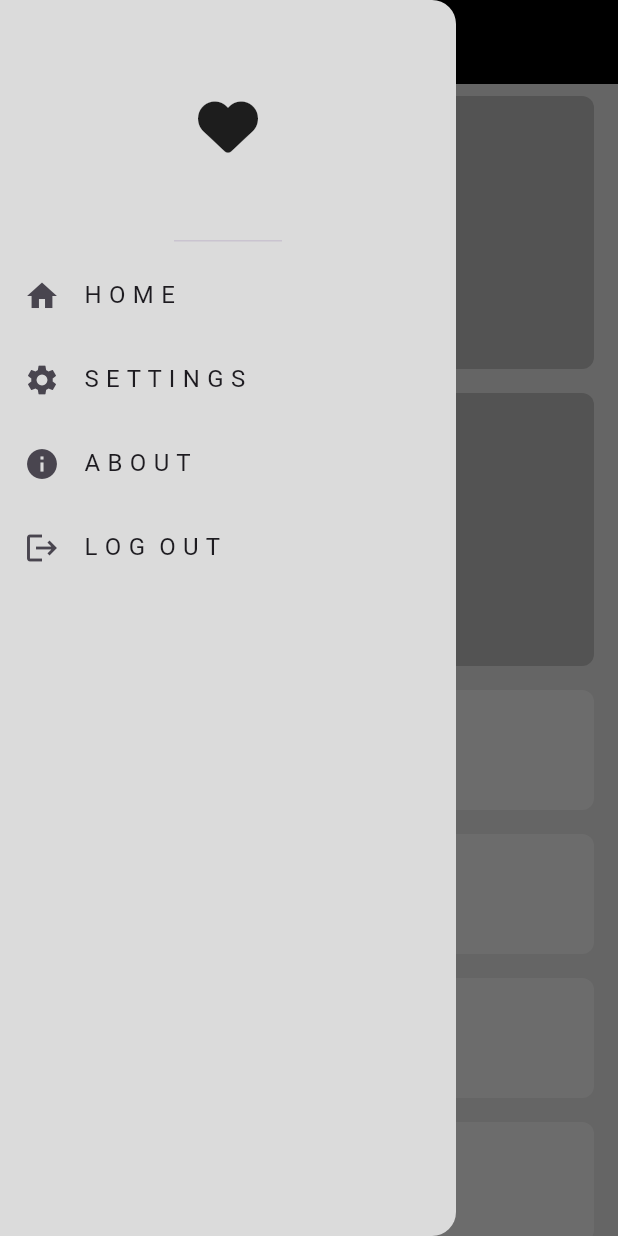
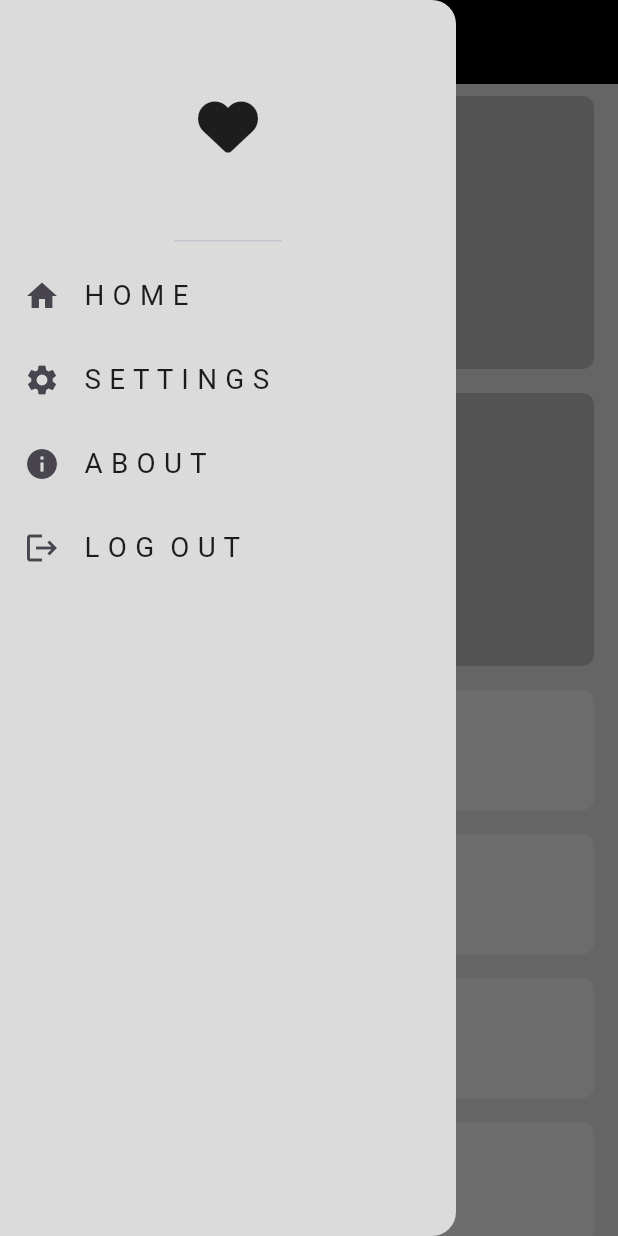
Before and after one commit to peterelia22/adaptive_ui, a Flutter app: the screen it shows after launch, after a tap on the "menu" icon, on a phone screen of 412 x 824 dp. Run offline on Flutter 3.47's test engine with Material 3 defaults, Android fonts, the phone set to English and light mode, and no system bars; our stand-ins replace font_awesome_flutter.

Commit message:
responsive font size

```diff
--- a/lib/main.dart
+++ b/lib/main.dart
@@ -16,3 +16,23 @@ class AdaptiveApp extends StatelessWidget {
     );
   }
 }
+
+double getResponsiveFontSize(BuildContext context,
+    {required double fontBaseSize}) {
+  double scaleFactor = getScaleFactor(context);
+  double responsiveFontSize = scaleFactor * fontBaseSize;
+  double upperLimit = fontBaseSize * 1.2;
+  double lowerLimit = fontBaseSize * 0.8;
+  return responsiveFontSize.clamp(lowerLimit, upperLimit);
+}
+
+double getScaleFactor(BuildContext context) {
+  double width = MediaQuery.sizeOf(context).width;
+  if (width < 600) {
+    return width / 400;
+  } else if (width < 900) {
+    return width / 700;
+  } else {
+    return width / 1000;
+  }
+}
--- a/lib/widgets/drawer_item.dart
+++ b/lib/widgets/drawer_item.dart
@@ -1,3 +1,4 @@
+import 'package:adaptive_ui/main.dart';
 import 'package:adaptive_ui/models/drawer_item_model.dart';
 import 'package:flutter/material.dart';
 
@@ -14,7 +15,11 @@ class DrawerItem extends StatelessWidget {
       title: FittedBox(
           alignment: Alignment.centerLeft,
           fit: BoxFit.scaleDown,
-          child: Text(drawerItem.tittle)),
+          child: Text(
+            drawerItem.tittle,
+            style: TextStyle(
+                fontSize: getResponsiveFontSize(context, fontBaseSize: 18)),
+          )),
     );
   }
 }
```
